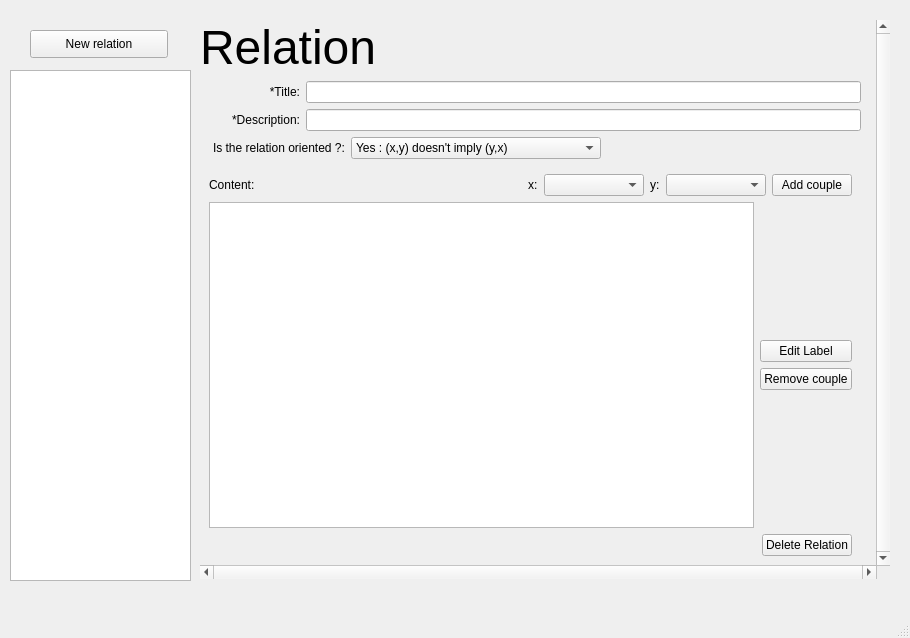
First picture: the form in PluriNotes/relationswindows.ui, repository guillaumejounel/PluriNotes, before the edit.
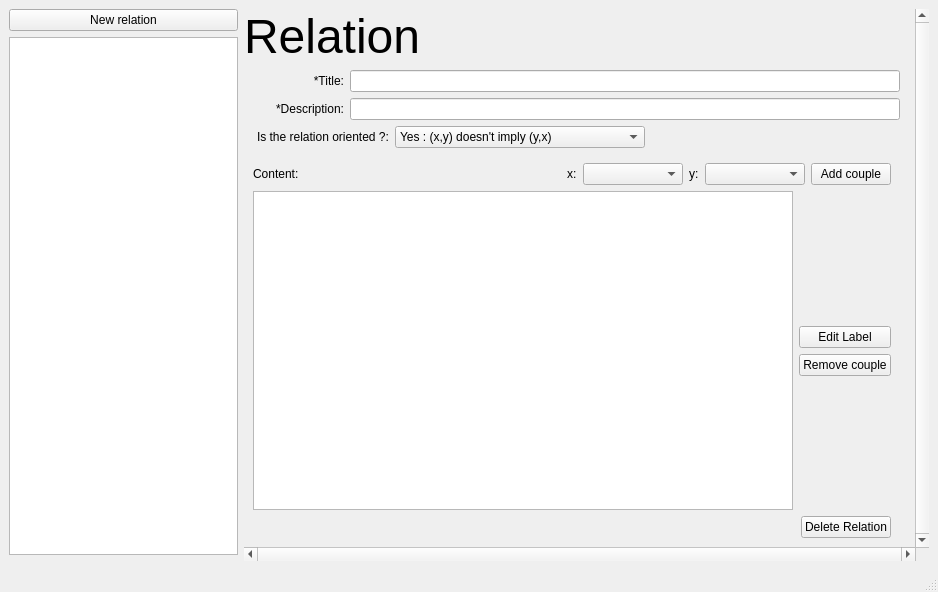
Second picture: the form after the edit.

Commit message: responsive relation manager

Patch:
```diff
--- a/PluriNotes/relationswindows.ui
+++ b/PluriNotes/relationswindows.ui
@@ -6,33 +6,24 @@
    <rect>
     <x>0</x>
     <y>0</y>
-    <width>910</width>
-    <height>638</height>
+    <width>938</width>
+    <height>592</height>
    </rect>
   </property>
   <property name="windowTitle">
    <string>MainWindow</string>
   </property>
   <widget class="QWidget" name="centralwidget">
-   <widget class="QListWidget" name="listOfAllRelations">
-    <property name="geometry">
-     <rect>
-      <x>10</x>
-      <y>70</y>
-      <width>181</width>
-      <height>511</height>
-     </rect>
-    </property>
-   </widget>
+   <layout class="QGridLayout" name="gridLayout" columnstretch="1,3">
+    <item row="0" column="0">
+     <widget class="QPushButton" name="newRelationButton">
+      <property name="text">
+       <string>New relation</string>
+      </property>
+     </widget>
+    </item>
+    <item row="0" column="1" rowspan="3">
    <widget class="QStackedWidget" name="mainStackedWidget">
-    <property name="geometry">
-     <rect>
-      <x>200</x>
-      <y>20</y>
-      <width>690</width>
-      <height>559</height>
-     </rect>
-    </property>
     <property name="minimumSize">
      <size>
       <width>0</width>
@@ -75,8 +66,8 @@
           <rect>
            <x>0</x>
            <y>0</y>
-           <width>676</width>
-           <height>545</height>
+             <width>671</width>
+             <height>510</height>
           </rect>
          </property>
          <layout class="QGridLayout" name="gridLayout_3">
@@ -522,19 +513,11 @@
      </widget>
     </widget>
    </widget>
-   <widget class="QPushButton" name="newRelationButton">
-    <property name="geometry">
-     <rect>
-      <x>30</x>
-      <y>30</y>
-      <width>138</width>
-      <height>28</height>
-     </rect>
-    </property>
-    <property name="text">
-     <string>New relation</string>
-    </property>
-   </widget>
+    </item>
+    <item row="1" column="0">
+     <widget class="QListWidget" name="listOfAllRelations"/>
+    </item>
+   </layout>
   </widget>
   <widget class="QStatusBar" name="statusbar"/>
   <widget class="QMenuBar" name="menubar">
```
Left out of the diff: 2 changed lines with no effect on the pictures. Lines whose indentation alone changed are shown as unchanged.
